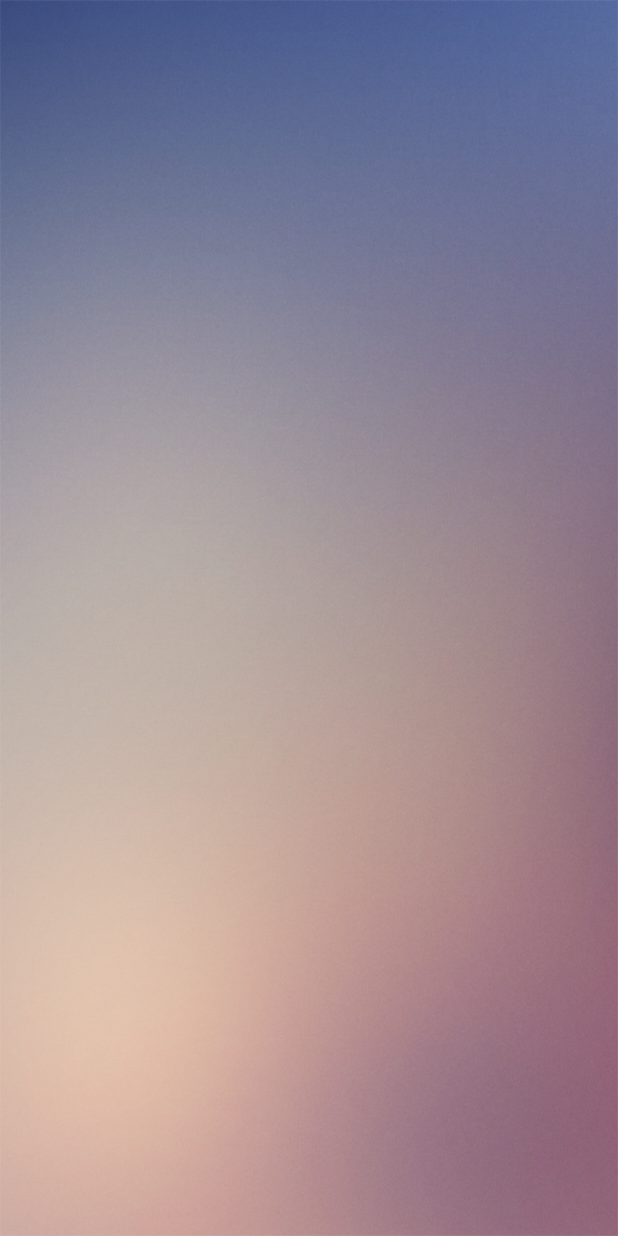
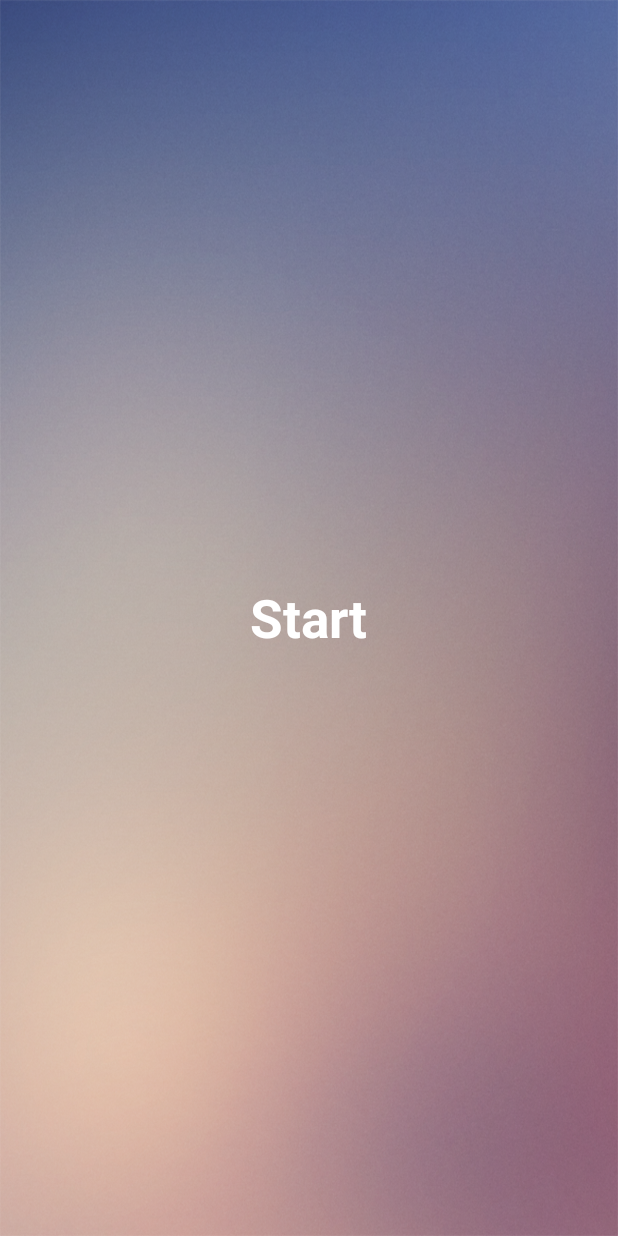
Before and after one commit to avasthi3july/QuizDemo, an Android app: the fragment StartQuiz shown on its own in the app's theme, on a phone screen of 412 x 824 dp. Run offline under Robolectric (Android 15) with nearby library versions, the phone set to English and light mode, and no system bars; pictures from the network do not load.

Commit message:
question screen change and design

```diff
--- a/app/src/main/res/layout/start_quiz.xml
+++ b/app/src/main/res/layout/start_quiz.xml
@@ -1,11 +1,17 @@
 <?xml version="1.0" encoding="utf-8"?>
 <LinearLayout xmlns:android="http://schemas.android.com/apk/res/android"
     android:layout_width="match_parent"
+    android:layout_height="match_parent"
     android:background="@drawable/background"
-    android:layout_height="match_parent">
+    android:gravity="center_horizontal|center_vertical">
 
     <TextView
-        android:layout_width="match_parent"
-        android:layout_height="wrap_content" />
+        android:layout_width="wrap_content"
+        android:layout_height="wrap_content"
+        android:padding="25dp"
+        android:text="Start"
+        android:textColor="#ffffff"
+        android:textSize="35dp"
+        android:textStyle="bold" />
 
 </LinearLayout>
```
Also changed, not shown: app/src/main/java/com/quizflix/fragement/StartQuiz.java (+44 -0 lines).
